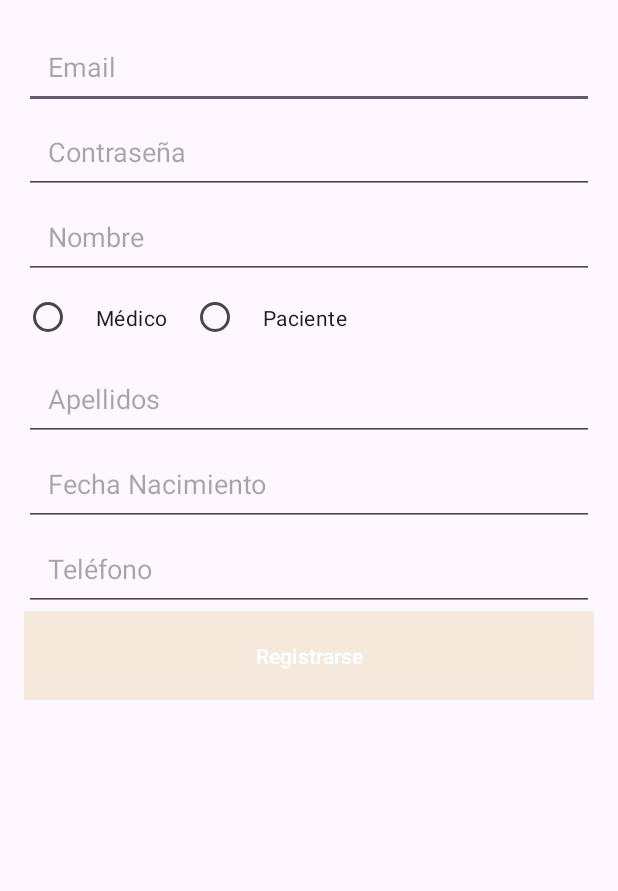
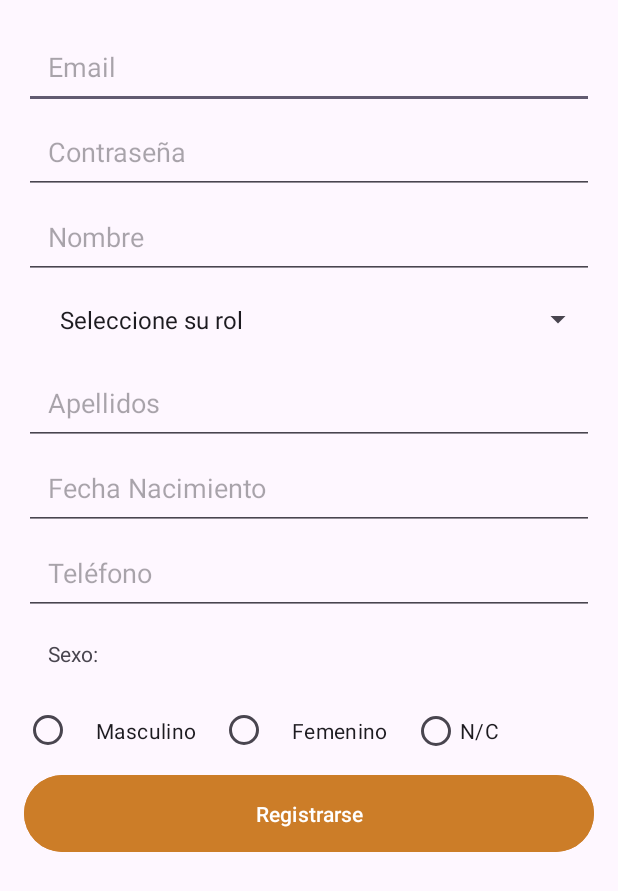
Before and after one commit to Doblado3/NutriMatev1, an Android app: the screen it shows after launch (RegisterActivity), after a tap on "Registrarse", on a phone screen of 412 x 824 dp. Shown: the top 891 px of the screen. Run offline under Robolectric (Android 15) with nearby library versions, the phone set to English and light mode, and no system bars; our stand-ins replace Firebase (no records; nobody signed in at launch, a user with empty details on screens opened directly).

Commit message:
Intro, Login y Register v2

```diff
--- a/app/src/main/java/com/example/nutrimatev1/IntroActivity.kt
+++ b/app/src/main/java/com/example/nutrimatev1/IntroActivity.kt
@@ -2,6 +2,9 @@ package com.example.nutrimatev1
 
 import android.content.Intent
 import android.os.Bundle
+import android.text.SpannableString
+import android.text.Spanned
+import android.text.style.UnderlineSpan
 import android.widget.Button
 import android.widget.TextView
 import androidx.activity.enableEdgeToEdge
@@ -21,10 +24,21 @@ class IntroActivity : AppCompatActivity() {
         introBtn = findViewById(R.id.introBtn)
         textIntro4 = findViewById(R.id.textIntro4)
 
+
+
         introBtn.setOnClickListener {
             val intent = Intent(this, RegisterActivity::class.java)
             startActivity(intent)
         }
+
+        //Subrayar Iniciar Sesión
+        val fullText = getString(R.string.inicia_sesion)
+        val spannableString = SpannableString(fullText)
+        val startIndex = fullText.indexOf("Inicia Sesión")
+        val endIndex = startIndex + "Inicia Sesión".length
+
+        spannableString.setSpan(UnderlineSpan(), startIndex, endIndex, Spanned.SPAN_EXCLUSIVE_EXCLUSIVE)
+        textIntro4.text = spannableString
 
         textIntro4.setOnClickListener {
             val intent = Intent(this, LoginActivity::class.java)
--- a/app/src/main/java/com/example/nutrimatev1/RegisterActivity.kt
+++ b/app/src/main/java/com/example/nutrimatev1/RegisterActivity.kt
@@ -3,10 +3,13 @@ package com.example.nutrimatev1
 import android.content.Intent
 import android.os.Bundle
 import android.util.Log
+import android.widget.ArrayAdapter
 import android.widget.Button
 import android.widget.EditText
 import android.widget.RadioButton
 import android.widget.RadioGroup
+import android.widget.Spinner
+import android.widget.TextView
 import androidx.appcompat.app.AlertDialog
 import androidx.appcompat.app.AppCompatActivity
 import com.google.firebase.auth.FirebaseAuthException
@@ -19,7 +22,9 @@ class RegisterActivity : AppCompatActivity() {
     private lateinit var email: EditText
     private lateinit var password: EditText
     private lateinit var name: EditText
-    private lateinit var roleGroup: RadioGroup
+    private lateinit var spinnerRole: Spinner
+    private lateinit var textRegisterSex: TextView
+    private lateinit var RradioGroupSexo: RadioGroup
     private lateinit var btnRegister: Button
 
     override fun onCreate(savedInstanceState: Bundle?) {
@@ -29,17 +34,35 @@ class RegisterActivity : AppCompatActivity() {
         email = findViewById(R.id.ReditTextEmail)
         password = findViewById(R.id.ReditTextPassword)
         name = findViewById(R.id.ReditTextName)
-        roleGroup = findViewById(R.id.RradioGroupRole)
+        spinnerRole = findViewById(R.id.spinnerRole)
+        textRegisterSex = findViewById(R.id.textRegisterSex)
+        RradioGroupSexo = findViewById(R.id.RradioGroupSexo)
         btnRegister = findViewById(R.id.btnRegister)
+
+        // Configurar el adaptador del Spinner
+        val roles = arrayOf("Seleccione su rol", "Médico", "Paciente")
+        val adapter = ArrayAdapter(this, android.R.layout.simple_spinner_item, roles)
+        adapter.setDropDownViewResource(android.R.layout.simple_spinner_dropdown_item)
+        spinnerRole.adapter = adapter
+
+        RradioGroupSexo.setOnCheckedChangeListener { group, checkedId ->
+            val selectedSex = findViewById<RadioButton>(checkedId).text.toString()
+            textRegisterSex.text = "Sexo: $selectedSex"
+        }
 
         btnRegister.setOnClickListener {
             if (email.text.isNotBlank() && password.text.isNotBlank() && name.text.isNotBlank()) {
-                val selectedRoleId = roleGroup.checkedRadioButtonId
-                if (selectedRoleId != -1) {
-                    val selectedRole = findViewById<RadioButton>(selectedRoleId).text.toString()
-                    registerUser(email.text.toString(), password.text.toString(), name.text.toString(), selectedRole)
+                val selectedRole = spinnerRole.selectedItem.toString()
+                if (selectedRole != "Seleccione su rol") {
+                    val selectedSexoId = RradioGroupSexo.checkedRadioButtonId
+                    if (selectedSexoId != -1) {
+                        val selectedSexo = findViewById<RadioButton>(selectedSexoId).text.toString()
+                        registerUser(email.text.toString(), password.text.toString(), name.text.toString(), selectedRole, selectedSexo)
+                    } else {
+                        showAlert("Por favor, selecciona un sexo")
+                    }
                 } else {
-                    showAlert("Por favor, selecciona un rol")
+                    showAlert("Por favor, selecciona un rol válido")
                 }
             } else {
                 showAlert("Por favor, completa todos los campos")
@@ -48,7 +71,7 @@ class RegisterActivity : AppCompatActivity() {
     }
 
 
-    private fun registerUser(email: String, password: String, name: String, role: String) {
+    private fun registerUser(email: String, password: String, name: String, role: String, sexo: String) {
         Firebase.auth.createUserWithEmailAndPassword(email, password)
             .addOnCompleteListener { task ->
                 if (task.isSuccessful) {
--- a/app/src/main/res/layout/activity_register.xml
+++ b/app/src/main/res/layout/activity_register.xml
@@ -36,26 +36,11 @@
             android:hint="Nombre"
             android:padding="16dp"/>
 
-        <RadioGroup
-            android:id="@+id/RradioGroupRole"
+        <Spinner
+            android:id="@+id/spinnerRole"
             android:layout_width="match_parent"
             android:layout_height="wrap_content"
-            android:orientation="horizontal">
-
-            <RadioButton
-                android:id="@+id/RradioMedico"
-                android:layout_width="wrap_content"
-                android:layout_height="wrap_content"
-                android:text="Médico"
-                android:padding="16dp"/>
-
-            <RadioButton
-                android:id="@+id/RradioPaciente"
-                android:layout_width="wrap_content"
-                android:layout_height="wrap_content"
-                android:text="Paciente"
-                android:padding="16dp"/>
-        </RadioGroup>
+            android:padding="16dp"/>
 
         <EditText
             android:id="@+id/ReditTextApellidos"
@@ -80,13 +65,50 @@
             android:inputType="phone"
             android:padding="16dp"/>
 
+
+
+        <TextView
+            android:id="@+id/textRegisterSex"
+            android:layout_width="wrap_content"
+            android:layout_height="wrap_content"
+            android:text="Sexo:"
+            android:padding="16dp"/>
+
+        <RadioGroup
+            android:id="@+id/RradioGroupSexo"
+            android:layout_width="match_parent"
+            android:layout_height="wrap_content"
+            android:orientation="horizontal">
+
+            <RadioButton
+                android:id="@+id/RradioMasculino"
+                android:layout_width="wrap_content"
+                android:layout_height="wrap_content"
+                android:text="Masculino"
+                android:padding="16dp"/>
+
+            <RadioButton
+                android:id="@+id/RradioFemenino"
+                android:layout_width="wrap_content"
+                android:layout_height="wrap_content"
+                android:text="Femenino"
+                android:padding="16dp"/>
+            <RadioButton
+                android:id="@+id/RradioN_C"
+                android:layout_width="wrap_content"
+                android:layout_height="wrap_content"
+                android:text="N/C"/>
+        </RadioGroup>
+
+
         <Button
             android:id="@+id/btnRegister"
             android:layout_width="match_parent"
             android:layout_height="wrap_content"
             android:text="Registrarse"
             android:padding="16dp"
-            android:background="@color/primaryVariant"/>
+            android:backgroundTint="@color/primaryVariant"/>
+
     </LinearLayout>
 
 </androidx.constraintlayout.widget.ConstraintLayout>
--- a/app/src/main/res/values/strings.xml
+++ b/app/src/main/res/values/strings.xml
@@ -35,6 +35,10 @@
     <string name="Compartir">Compartir</string>
     <!-- TODO: Remove or change this placeholder text -->
     <string name="hello_blank_fragment">Hello blank fragment</string>
+    <string name="inicia_sesion">Ya tienes una cuenta? Inicia Sesión</string>
+    <string name="frase_intro_3">Ya estés aquí para medir tu progreso, acceder a recursos             de expertos o buscando ayuda en momentos difíciles, vamos a ayudarte</string>
+    <string name="compa">Tu mejor compañero nutricional</string>
+    <string name="welcome">Bienvenido a NutriMate</string>
 
 
 </resources>
```
Also changed, not shown: app/src/main/res/layout/activity_intro.xml (+7 -6 lines).
